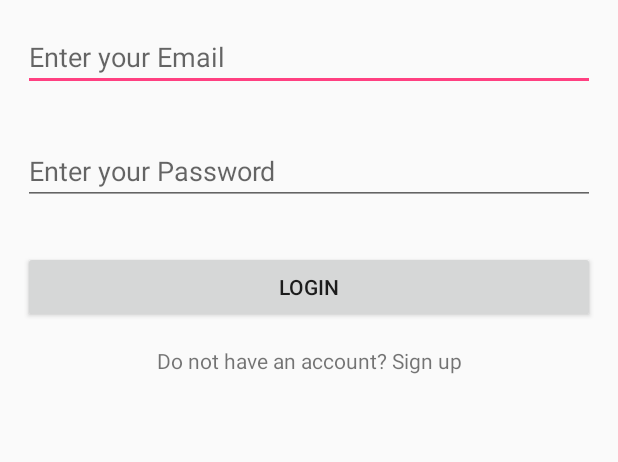
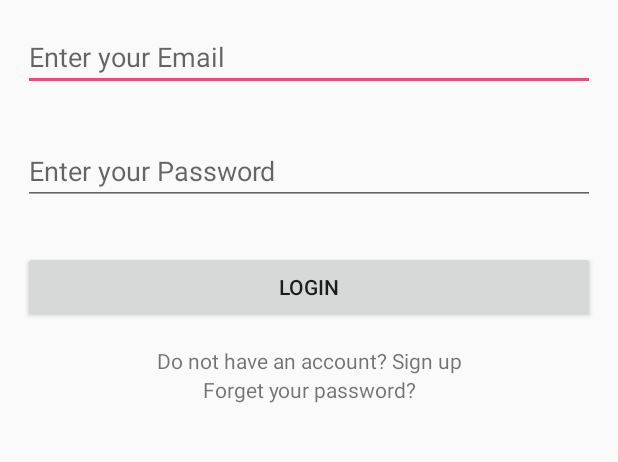
Before and after one commit to dalley8626/Software-Engineering-Studio-Assessment, an Android app: the screen it shows after launch (LoginActivity), on a phone screen of 412 x 824 dp, the part 150-612 px from its top. Run offline under Robolectric (Android 15) with nearby library versions, the light colour scheme and no system bars; our stand-ins replace Firebase (no records; nobody signed in at launch, a user with empty details on screens opened directly).

Commit message:
Added Reset Password functionality

```diff
--- a/DocComm/app/src/main/AndroidManifest.xml
+++ b/DocComm/app/src/main/AndroidManifest.xml
@@ -7,7 +7,6 @@
     <uses-permission android:name="android.permission.ACCESS_COURSE_LOCATION" />
     <uses-permission android:name="android.permission.ACCESS_NETWORK_STATE" />
     <uses-permission android:name="android.permission.INTERNET" />
-
     <uses-permission android:name="com.google.android.providers.gsf.permission.READ_GSERVICES" />
 
     <uses-feature android:name="android.hardware.camera" />
@@ -15,11 +14,9 @@
 
     <uses-permission android:name="android.permission.CAMERA" />
     <uses-permission android:name="android.permission.WAKE_LOCK" />
-
     <uses-permission android:name="android.permission.CAMERA" />
     <uses-permission android:name="android.permission.WRITE_EXTERNAL_STORAGE" />
     <uses-permission android:name="android.permission.READ_EXTERNAL_STORAGE" />
-
 
     <application
         android:allowBackup="true"
@@ -39,7 +36,6 @@
                 <category android:name="android.intent.category.LAUNCHER" />
             </intent-filter>
         </activity>
-
         <activity android:name=".RegisterActivity" />
         <activity android:name=".UserActivty" />
         <activity android:name=".DataPacketActivity" />
@@ -56,6 +52,7 @@
                 <category android:name="android.intent.category.LAUNCHER" />
             </intent-filter>
         </activity>
+        <activity android:name=".ResetPasswordActivity"></activity>
     </application>
 
 </manifest>
--- a/DocComm/app/src/main/java/au/edu/uts/doccomm/LoginActivity.java
+++ b/DocComm/app/src/main/java/au/edu/uts/doccomm/LoginActivity.java
@@ -29,6 +29,7 @@ public class LoginActivity extends AppCompatActivity implements View.OnClickList
     private TextView tvSignUp;
     private FirebaseAuth mAuth;
     private ProgressDialog progressDialog;
+    private TextView tvResetPassword;
 
 
 
@@ -51,9 +52,11 @@ public class LoginActivity extends AppCompatActivity implements View.OnClickList
         etPassword = (EditText) findViewById(R.id.etPassword);
         btnSignIn = (Button) findViewById(R.id.btnSignIn);
         tvSignUp = (TextView) findViewById(R.id.tvSignUp);
+        tvResetPassword = (TextView) findViewById(R.id.tvResetPassword);
 
         btnSignIn.setOnClickListener(this);
         tvSignUp.setOnClickListener(this);
+        tvResetPassword.setOnClickListener(this);
     }
 
     public void checkEmailVerification() {
@@ -122,6 +125,11 @@ public class LoginActivity extends AppCompatActivity implements View.OnClickList
             userLogin();
         }
 
+        if (view == tvResetPassword) {
+            finish();
+            startActivity(new Intent(this,ResetPasswordActivity.class));
+        }
+
         if(view == tvSignUp) {
             finish();
             startActivity(new Intent(this,RegisterActivity.class));
--- a/DocComm/app/src/main/java/au/edu/uts/doccomm/User.java
+++ b/DocComm/app/src/main/java/au/edu/uts/doccomm/User.java
@@ -10,7 +10,6 @@ public class User {
     private String firstName;
     private String lastName;
     private String emailAddress;
-    private String password;
     private String gender;
     private String dateOfBirth;
     private String phoneNumber;
@@ -28,7 +27,6 @@ public class User {
         this.firstName = firstName;
         this.lastName = lastName;
         this.emailAddress = emailAddress;
-        this.password = password;
         this.gender = gender;
         this.phoneNumber = phoneNumber;
         this.dateOfBirth = dateOfBirth;
@@ -68,10 +66,6 @@ public class User {
         return emailAddress;
     }
 
-    public String getPassword() {
-        return password;
-    }
-
     public String getGender() {
         return gender;
     }
--- a/DocComm/app/src/main/res/layout/activity_login.xml
+++ b/DocComm/app/src/main/res/layout/activity_login.xml
@@ -53,6 +53,13 @@
             android:layout_width="match_parent"
             android:layout_height="wrap_content" />
 
+        <TextView
+            android:textAlignment="center"
+            android:text="Forget your password?"
+            android:id="@+id/tvResetPassword"
+            android:layout_width="match_parent"
+            android:layout_height="wrap_content" />
+
     </LinearLayout>
 
 
```
Also changed, not shown: DocComm/app/src/main/java/au/edu/uts/doccomm/ResetPasswordActivity.java (added, +57 -0 lines), DocComm/app/src/main/res/layout/activity_reset_password.xml (added, +40 -0 lines).
